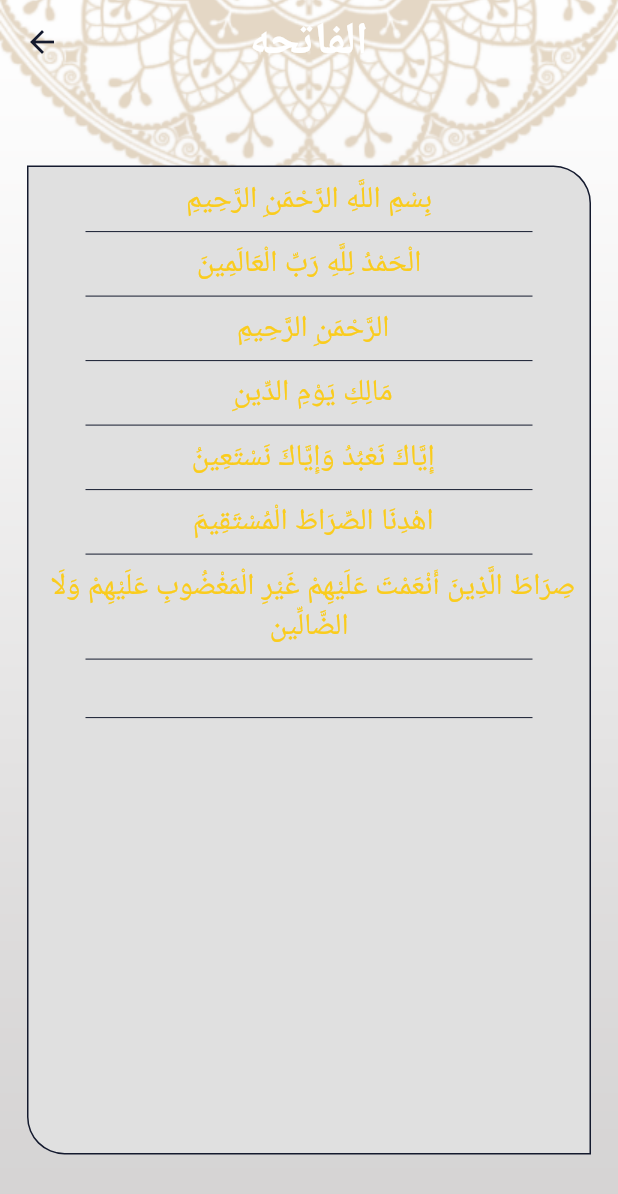
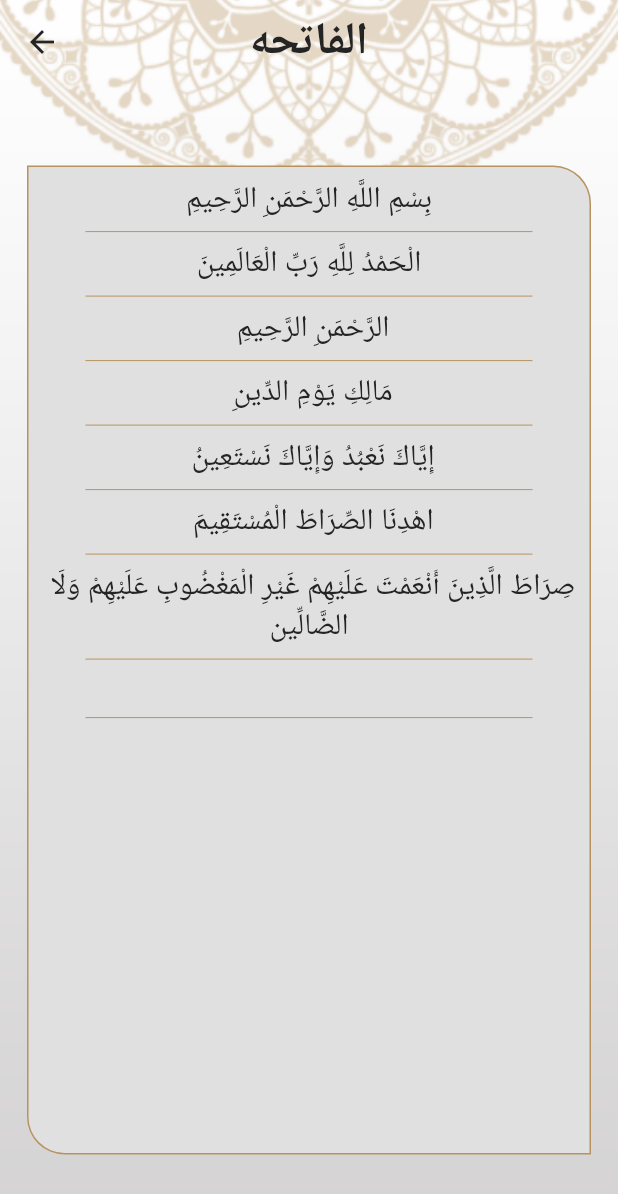
Before and after one commit to mohamedhamouda7897/islami_c7_str, a Flutter app: the screen it shows after launch, after a tap on "الفاتحه", on a phone screen of 412 x 824 dp. Shown: the top 1194 px of the screen. Run offline on Flutter 3.47's test engine with Material 2 defaults, Android fonts, the phone set to English and light mode, and no system bars; generated files the repository leaves out were written again.

Commit message:
change theming nd lang

```diff
--- a/lib/home/home_screen.dart
+++ b/lib/home/home_screen.dart
@@ -3,8 +3,11 @@ import 'package:islami_c7_str/home/tabs/ahadeth.dart';
 import 'package:islami_c7_str/home/tabs/quran.dart';
 import 'package:islami_c7_str/home/tabs/radio.dart';
 import 'package:islami_c7_str/home/tabs/sebha.dart';
+import 'package:islami_c7_str/home/tabs/settings/setting_tab.dart';
 import 'package:islami_c7_str/my_theme.dart';
 import 'package:flutter_gen/gen_l10n/app_localizations.dart';
+import 'package:islami_c7_str/providers/my_provider.dart';
+import 'package:provider/provider.dart';
 
 class HomeScreen extends StatefulWidget {
   static const String routeName = 'home';
@@ -19,10 +22,11 @@ class _HomeScreenState extends State<HomeScreen> {
 // devdsdfsf
   @override
   Widget build(BuildContext context) {
+    var provider = Provider.of<MyProvider>(context);
     return Stack(
       children: [
         Image.asset(
-          'assets/images/background.png',
+          provider.getBackground(),
           width: double.infinity,
           fit: BoxFit.fitWidth,
         ),
@@ -62,6 +66,11 @@ class _HomeScreenState extends State<HomeScreen> {
                 label: 'Ahadeth',
                 backgroundColor: Theme.of(context).colorScheme.primary,
               ),
+              BottomNavigationBarItem(
+                icon: Icon(Icons.settings),
+                label: 'Setting',
+                backgroundColor: Theme.of(context).colorScheme.primary,
+              ),
             ],
           ),
           body: tabs[currentIndex],
@@ -74,6 +83,7 @@ class _HomeScreenState extends State<HomeScreen> {
     QuranScreen(),
     RadioScreen(),
     SebhaScreen(),
-    AhadethScreen()
+    AhadethScreen(),
+    SettingTab()
   ];
 }
--- a/lib/main.dart
+++ b/lib/main.dart
@@ -1,14 +1,27 @@
 import 'package:flutter/material.dart';
 import 'package:islami_c7_str/home/home_screen.dart';
+import 'package:islami_c7_str/providers/my_provider.dart';
 import 'package:islami_c7_str/sura_view.dart';
 import 'package:flutter_localizations/flutter_localizations.dart';
+import 'package:provider/provider.dart';
 import 'hadeth_deatils/hadeth_details.dart';
 import 'my_theme.dart';
 import 'package:flutter_gen/gen_l10n/app_localizations.dart';
 
 void main() {
   runApp(
-    MaterialApp(
+    ChangeNotifierProvider(
+      create: (context) => MyProvider(),
+      child: MyApplication(),
+    ),
+  );
+}
+
+class MyApplication extends StatelessWidget {
+  @override
+  Widget build(BuildContext context) {
+    var provider = Provider.of<MyProvider>(context);
+    return MaterialApp(
       localizationsDelegates: [
         AppLocalizations.delegate, // Add this line
         GlobalMaterialLocalizations.delegate,
@@ -16,7 +29,7 @@ void main() {
         GlobalCupertinoLocalizations.delegate,
       ],
       supportedLocales: [Locale('en'), Locale('ar')],
-      locale: Locale('en'),
+      locale: Locale(provider.Language),
       initialRoute: HomeScreen.routeName,
       routes: {
         HomeScreen.routeName: (c) => HomeScreen(),
@@ -26,7 +39,7 @@ void main() {
       debugShowCheckedModeBanner: false,
       theme: MyThemeData.lightTheme,
       darkTheme: MyThemeData.darkTheme,
-      themeMode: ThemeMode.dark,
-    ),
-  );
+      themeMode: provider.themeMode,
+    );
+  }
 }
--- a/lib/my_theme.dart
+++ b/lib/my_theme.dart
@@ -61,5 +61,6 @@ class MyThemeData {
     bottomNavigationBarTheme: BottomNavigationBarThemeData(
         backgroundColor: darkPrimary,
         selectedItemColor: yellowColor,
-          unselectedItemColor: Colors.white));
+        unselectedItemColor: Colors.white),
+  );
 }
--- /dev/null
+++ b/lib/providers/my_provider.dart
@@ -0,0 +1,23 @@
+import 'package:flutter/material.dart';
+
+class MyProvider extends ChangeNotifier {
+  String Language = 'en';
+  ThemeMode themeMode = ThemeMode.light;
+
+  void changeLanguage(String languageCode) {
+    Language = languageCode;
+    notifyListeners();
+  }
+
+  void changeTheme(ThemeMode mode) {
+    themeMode = mode;
+    notifyListeners();
+  }
+
+  String getBackground() {
+    if (themeMode == ThemeMode.light) {
+      return 'assets/images/background.png';
+    }
+    return 'assets/images/dark_background.png';
+  }
+}
--- a/pubspec.yaml
+++ b/pubspec.yaml
@@ -35,6 +35,7 @@ dependencies:
   # The following adds the Cupertino Icons font to your application.
   # Use with the CupertinoIcons class for iOS style icons.
   cupertino_icons: ^1.0.2
+  provider: ^6.0.4
 
 dev_dependencies:
   flutter_test:
```
Also changed, not shown: lib/home/tabs/settings/setting_tab.dart (added, +86 -0 lines), lib/home/tabs/settings/show_language_bottom_sheet.dart (added, +52 -0 lines), lib/home/tabs/settings/show_theme_bottom_sheet.dart (added, +53 -0 lines), assets/images/2.0x/dark_background@2x.png (added), assets/images/3.0x/dark_background@3x.png (added), assets/images/dark_background.png (added), pubspec.lock. Lines whose indentation alone changed are shown as unchanged.
